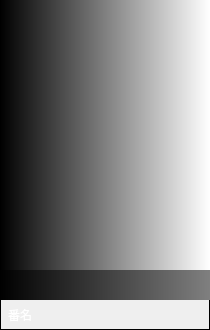
Qt form ui/ui_designer/ui_file/widgets/itemWidget.ui (tanyiqu/AnimeArtifactPro) before a commit.
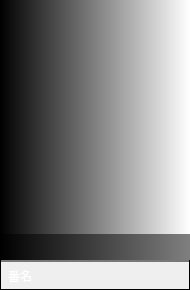
The same form after that commit.

Diff of the .ui file:
```diff
--- a/ui/ui_designer/ui_file/widgets/itemWidget.ui
+++ b/ui/ui_designer/ui_file/widgets/itemWidget.ui
@@ -6,20 +6,20 @@
    <rect>
     <x>0</x>
     <y>0</y>
-    <width>210</width>
-    <height>330</height>
+    <width>190</width>
+    <height>290</height>
    </rect>
   </property>
   <property name="minimumSize">
    <size>
-    <width>210</width>
-    <height>330</height>
+    <width>190</width>
+    <height>290</height>
    </size>
   </property>
   <property name="maximumSize">
    <size>
-    <width>210</width>
-    <height>330</height>
+    <width>190</width>
+    <height>290</height>
    </size>
   </property>
   <property name="cursor">
@@ -49,6 +49,18 @@
    </property>
    <item row="1" column="0">
     <widget class="QWidget" name="widget" native="true">
+     <property name="minimumSize">
+      <size>
+       <width>190</width>
+       <height>290</height>
+      </size>
+     </property>
+     <property name="maximumSize">
+      <size>
+       <width>190</width>
+       <height>290</height>
+      </size>
+     </property>
      <property name="toolTip">
       <string/>
      </property>
@@ -72,8 +84,14 @@
        <widget class="QLabel" name="lblCover">
         <property name="minimumSize">
          <size>
-          <width>210</width>
-          <height>300</height>
+          <width>190</width>
+          <height>260</height>
+         </size>
+        </property>
+        <property name="maximumSize">
+         <size>
+          <width>190</width>
+          <height>260</height>
          </size>
         </property>
         <property name="styleSheet">
@@ -85,12 +103,43 @@
         </property>
        </widget>
       </item>
+      <item row="3" column="0">
+       <widget class="QLabel" name="lblTitle">
+        <property name="minimumSize">
+         <size>
+          <width>190</width>
+          <height>28</height>
+         </size>
+        </property>
+        <property name="maximumSize">
+         <size>
+          <width>190</width>
+          <height>28</height>
+         </size>
+        </property>
+        <property name="styleSheet">
+         <string notr="true">font: 11pt &quot;微软雅黑&quot;;
+padding-left:5px;
+border: 0px;
+color: #ffffff;</string>
+        </property>
+        <property name="text">
+         <string>番名</string>
+        </property>
+       </widget>
+      </item>
       <item row="1" column="0">
        <widget class="QLabel" name="lblLatest">
         <property name="minimumSize">
          <size>
-          <width>0</width>
-          <height>30</height>
+          <width>190</width>
+          <height>28</height>
+         </size>
+        </property>
+        <property name="maximumSize">
+         <size>
+          <width>190</width>
+          <height>28</height>
          </size>
         </property>
         <property name="styleSheet">
@@ -109,31 +158,6 @@
         </property>
        </widget>
       </item>
-      <item row="2" column="0">
-       <widget class="QLabel" name="lblTitle">
-        <property name="minimumSize">
-         <size>
-          <width>210</width>
-          <height>30</height>
-         </size>
-        </property>
-        <property name="maximumSize">
-         <size>
-          <width>210</width>
-          <height>30</height>
-         </size>
-        </property>
-        <property name="styleSheet">
-         <string notr="true">font: 11pt &quot;微软雅黑&quot;;
-padding-left:5px;
-border: 0px;
-color: #ffffff;</string>
-        </property>
-        <property name="text">
-         <string>番名</string>
-        </property>
-       </widget>
-      </item>
      </layout>
     </widget>
    </item>
```
